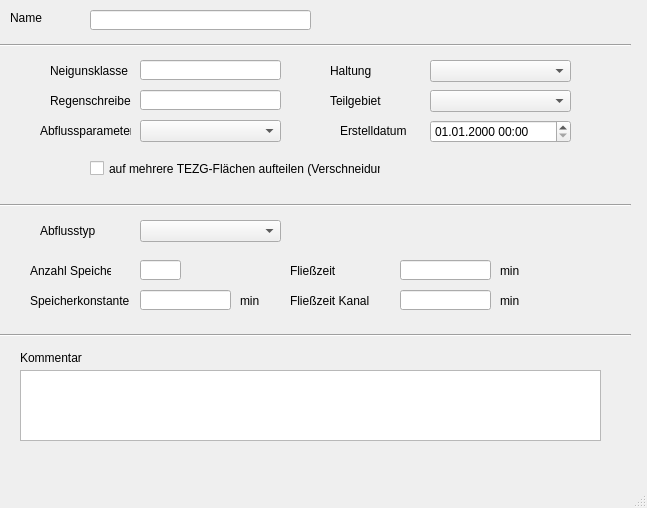
Before: the Qt Designer form qkan/forms/qkan_flaechen.ui in hoettges/QKan, drawn with Qt 5.
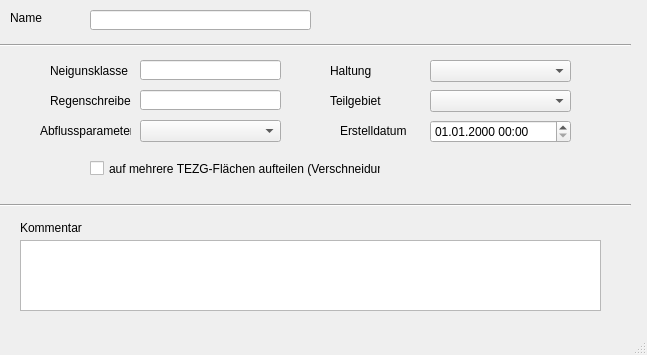
After: the same form once the commit is applied. Custom widgets are drawn as their Qt base class.

Diff of the .ui file:
```diff
--- a/qkan/forms/qkan_flaechen.ui
+++ b/qkan/forms/qkan_flaechen.ui
@@ -10,7 +10,7 @@
     <x>0</x>
     <y>0</y>
     <width>647</width>
-    <height>508</height>
+    <height>355</height>
    </rect>
   </property>
   <property name="windowTitle">
@@ -60,7 +60,7 @@
     <property name="geometry">
      <rect>
       <x>20</x>
-      <y>350</y>
+      <y>220</y>
       <width>81</width>
       <height>16</height>
      </rect>
@@ -99,7 +99,7 @@
     <property name="geometry">
      <rect>
       <x>0</x>
-      <y>320</y>
+      <y>190</y>
       <width>631</width>
       <height>31</height>
      </rect>
@@ -211,179 +211,12 @@
     <property name="geometry">
      <rect>
       <x>20</x>
-      <y>370</y>
+      <y>240</y>
       <width>581</width>
       <height>71</height>
      </rect>
     </property>
    </widget>
-   <widget class="QComboBox" name="abflusstyp">
-    <property name="geometry">
-     <rect>
-      <x>140</x>
-      <y>220</y>
-      <width>141</width>
-      <height>22</height>
-     </rect>
-    </property>
-   </widget>
-   <widget class="QLabel" name="label_23">
-    <property name="geometry">
-     <rect>
-      <x>40</x>
-      <y>220</y>
-      <width>91</width>
-      <height>21</height>
-     </rect>
-    </property>
-    <property name="text">
-     <string>Abflusstyp</string>
-    </property>
-   </widget>
-   <widget class="Line" name="line_3">
-    <property name="geometry">
-     <rect>
-      <x>0</x>
-      <y>190</y>
-      <width>631</width>
-      <height>31</height>
-     </rect>
-    </property>
-    <property name="orientation">
-     <enum>Qt::Horizontal</enum>
-    </property>
-   </widget>
-   <widget class="QLineEdit" name="speicherzahl">
-    <property name="geometry">
-     <rect>
-      <x>140</x>
-      <y>260</y>
-      <width>41</width>
-      <height>20</height>
-     </rect>
-    </property>
-   </widget>
-   <widget class="QLabel" name="label_4">
-    <property name="geometry">
-     <rect>
-      <x>30</x>
-      <y>260</y>
-      <width>81</width>
-      <height>21</height>
-     </rect>
-    </property>
-    <property name="text">
-     <string>Anzahl Speicher</string>
-    </property>
-   </widget>
-   <widget class="QLabel" name="label_6">
-    <property name="geometry">
-     <rect>
-      <x>30</x>
-      <y>290</y>
-      <width>101</width>
-      <height>21</height>
-     </rect>
-    </property>
-    <property name="text">
-     <string>Speicherkonstante</string>
-    </property>
-   </widget>
-   <widget class="QLineEdit" name="speicherkonst">
-    <property name="geometry">
-     <rect>
-      <x>140</x>
-      <y>290</y>
-      <width>91</width>
-      <height>20</height>
-     </rect>
-    </property>
-   </widget>
-   <widget class="QLabel" name="label_7">
-    <property name="geometry">
-     <rect>
-      <x>240</x>
-      <y>290</y>
-      <width>31</width>
-      <height>21</height>
-     </rect>
-    </property>
-    <property name="text">
-     <string>min</string>
-    </property>
-   </widget>
-   <widget class="QLabel" name="label_8">
-    <property name="geometry">
-     <rect>
-      <x>290</x>
-      <y>260</y>
-      <width>81</width>
-      <height>21</height>
-     </rect>
-    </property>
-    <property name="text">
-     <string>Fließzeit</string>
-    </property>
-   </widget>
-   <widget class="QLineEdit" name="fliesszeit">
-    <property name="geometry">
-     <rect>
-      <x>400</x>
-      <y>260</y>
-      <width>91</width>
-      <height>20</height>
-     </rect>
-    </property>
-   </widget>
-   <widget class="QLineEdit" name="fliesszeitkanal">
-    <property name="geometry">
-     <rect>
-      <x>400</x>
-      <y>290</y>
-      <width>91</width>
-      <height>20</height>
-     </rect>
-    </property>
-   </widget>
-   <widget class="QLabel" name="label_9">
-    <property name="geometry">
-     <rect>
-      <x>290</x>
-      <y>290</y>
-      <width>101</width>
-      <height>21</height>
-     </rect>
-    </property>
-    <property name="text">
-     <string>Fließzeit Kanal</string>
-    </property>
-   </widget>
-   <widget class="QLabel" name="label_10">
-    <property name="geometry">
-     <rect>
-      <x>500</x>
-      <y>260</y>
-      <width>31</width>
-      <height>21</height>
-     </rect>
-    </property>
-    <property name="text">
-     <string>min</string>
-    </property>
-   </widget>
-   <widget class="QLabel" name="label_11">
-    <property name="geometry">
-     <rect>
-      <x>500</x>
-      <y>290</y>
-      <width>31</width>
-      <height>21</height>
-     </rect>
-    </property>
-    <property name="text">
-     <string>min</string>
-    </property>
-   </widget>
    <widget class="QCheckBox" name="aufteilen">
     <property name="geometry">
      <rect>
```
Left out of the diff: 5 changed lines with no effect on the pictures.
